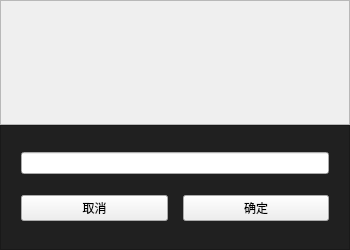
Qt form input_dialog.ui (abcdesteve/Toolbox) before a commit.
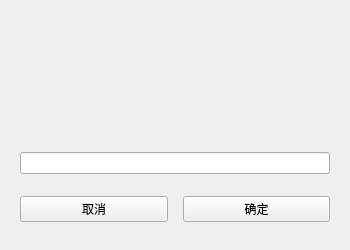
The same form after that commit. Custom widgets are drawn as their Qt base class.

Commit message: 1.FHC新增了blake3校验 2.修复了设置界面、ScrollArea背景不透明的bug 3.修复了InputDialog的QFrame存在边线的bug 4.修复了FHC中对文本计算大小有误的问题 5.完成FSA的界面设计 6.更新了版本号与首页版权信息

```diff
--- a/input_dialog.ui
+++ b/input_dialog.ui
@@ -16,6 +16,12 @@
     <verstretch>0</verstretch>
    </sizepolicy>
   </property>
+  <property name="minimumSize">
+   <size>
+    <width>300</width>
+    <height>200</height>
+   </size>
+  </property>
   <property name="windowTitle">
    <string>Form</string>
   </property>
@@ -38,10 +44,13 @@
    <item>
     <widget class="QFrame" name="frame_2">
      <property name="frameShape">
-      <enum>QFrame::StyledPanel</enum>
+      <enum>QFrame::NoFrame</enum>
      </property>
      <property name="frameShadow">
-      <enum>QFrame::Raised</enum>
+      <enum>QFrame::Plain</enum>
+     </property>
+     <property name="lineWidth">
+      <number>0</number>
      </property>
      <layout class="QVBoxLayout" name="verticalLayout_3">
       <property name="spacing">
@@ -85,14 +94,17 @@
    </item>
    <item>
     <widget class="QFrame" name="frame">
-     <property name="styleSheet">
-      <string notr="true">QFrame{background-color:#202020}</string>
+     <property name="accessibleDescription">
+      <string>dialog_lower_frame</string>
      </property>
      <property name="frameShape">
-      <enum>QFrame::StyledPanel</enum>
+      <enum>QFrame::NoFrame</enum>
      </property>
      <property name="frameShadow">
-      <enum>QFrame::Raised</enum>
+      <enum>QFrame::Plain</enum>
+     </property>
+     <property name="lineWidth">
+      <number>0</number>
      </property>
      <layout class="QVBoxLayout" name="verticalLayout_2">
       <property name="spacing">
```
The commit also changes 20 other files.
